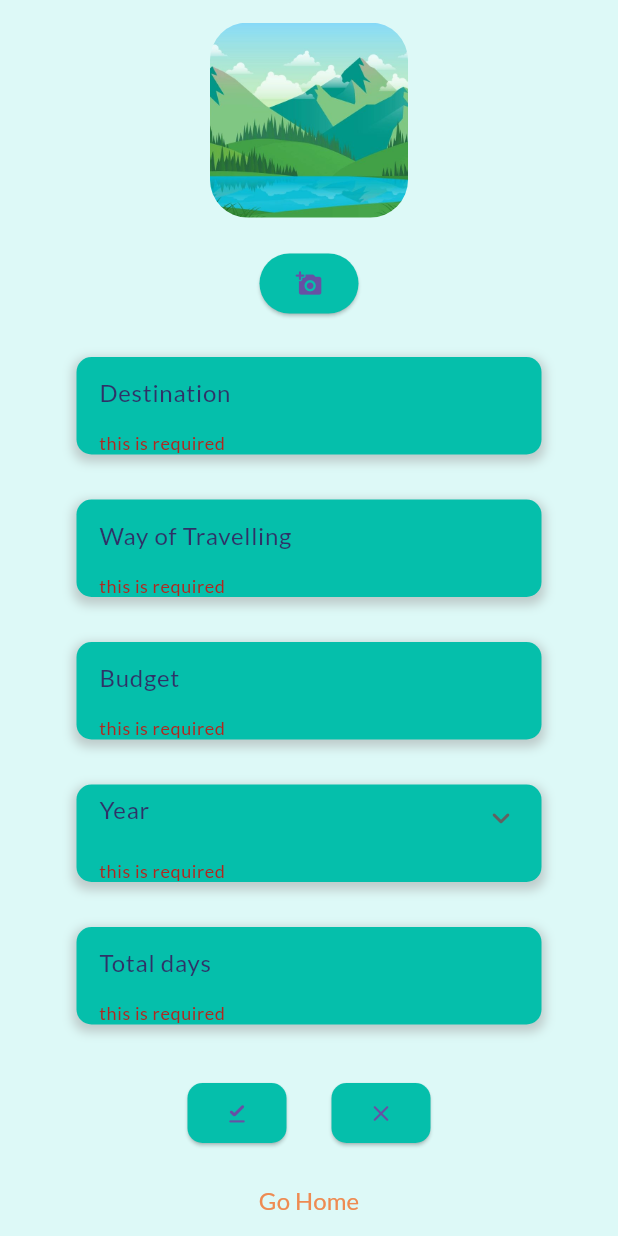
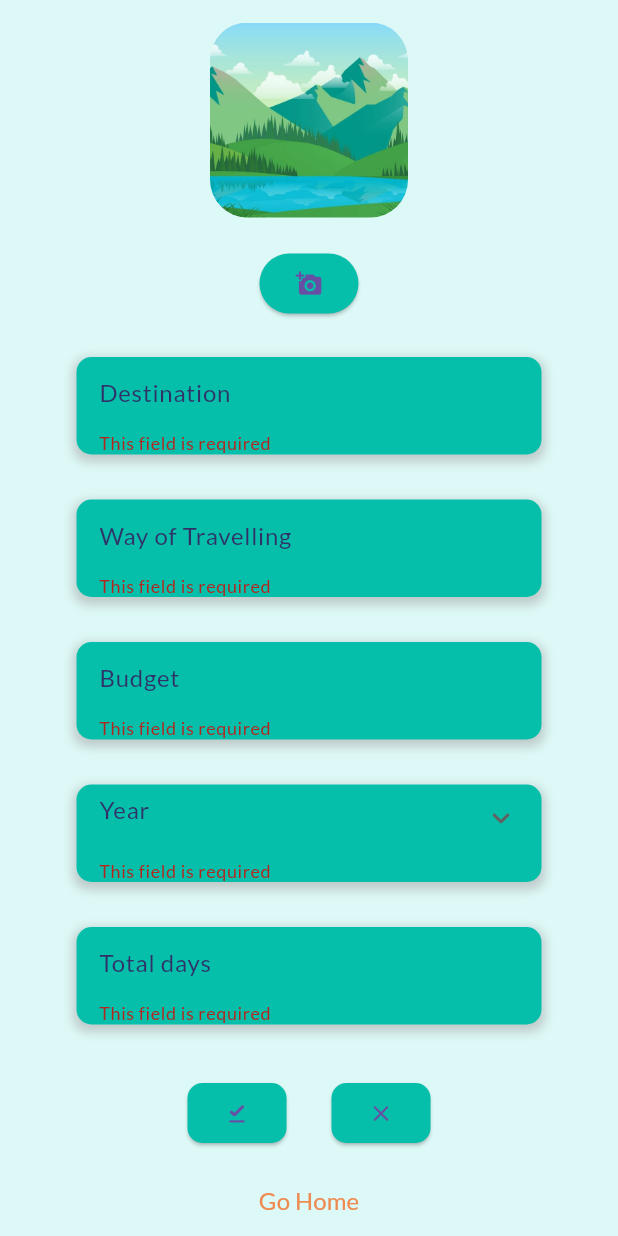
Before and after one commit to sourav-here/Voyager-Project, a Flutter app: the AddPage screen opened directly, scrolled down 40 dp, after a tap on the "download done" icon, on a phone screen of 412 x 824 dp. Run offline on Flutter 3.47's test engine with Material 3 defaults, Android fonts, the phone set to English and light mode, and no system bars; our stand-ins replace google_fonts, hive, hive_flutter, image_picker, pie_chart, shared_preferences; accounts and stored records are empty.

Commit message:
new updates

```diff
--- a/lib/view/subscreens/add_page.dart
+++ b/lib/view/subscreens/add_page.dart
@@ -9,8 +9,8 @@ import 'package:travel_app/view/subscreens/add_form.dart';
 
 class AddPage extends StatelessWidget {
   const AddPage({
-    super.key,
-  });
+    Key? key,
+  }) : super(key: key);
 
   @override
   Widget build(BuildContext context) {
@@ -25,7 +25,6 @@ class AddPage extends StatelessWidget {
             child: Column(
               children: [
                 const SizedBox(height: 55),
-
                 Container(
                   padding: const EdgeInsets.symmetric(horizontal: 140),
                   width: double.infinity,
@@ -54,7 +53,6 @@ class AddPage extends StatelessWidget {
                           ),
                         ),
                 ),
-
                 const SizedBox(height: 20),
                 ElevatedButton(
                   onPressed: () {
@@ -76,33 +74,36 @@ class AddPage extends StatelessWidget {
                   keyboardtype: TextInputType.name,
                   validator: (value) {
                     if (value == null || value.isEmpty) {
-                        return 'this is required';
+                      return 'This field is required';
                     } else {
                       return null;
                     }
-                    }),
+                  },
+                ),
                 AddPageForm(
                   hintText: "Way of Travelling",
                   controller: addProvider.travellingController,
                   keyboardtype: TextInputType.name,
                   validator: (value) {
                     if (value == null || value.isEmpty) {
-                        return 'this is required';
+                      return 'This field is required';
                     } else {
                       return null;
                     }
-                    }),
+                  },
+                ),
                 AddPageForm(
                   hintText: "Budget",
                   controller: addProvider.budgetController,
                   keyboardtype: TextInputType.number,
                   validator: (value) {
                     if (value == null || value.isEmpty) {
-                        return 'this is required';
+                      return 'This field is required';
                     } else {
                       return null;
                     }
-                    }),
+                  },
+                ),
                 AddPageForm(
                   hintText: "Year",
                   controller: addProvider.startingDateController,
@@ -110,22 +111,24 @@ class AddPage extends StatelessWidget {
                   keyboardtype: TextInputType.number,
                   validator: (value) {
                     if (value == null || value.isEmpty) {
-                        return 'this is required';
+                      return 'This field is required';
                     } else {
                       return null;
                     }
-                    }),
+                  },
+                ),
                 AddPageForm(
                   hintText: "Total days",
                   controller: addProvider.daysController,
                   keyboardtype: TextInputType.number,
                   validator: (value) {
                     if (value == null || value.isEmpty) {
-                        return 'this is required';
+                      return 'This field is required';
                     } else {
                       return null;
                     }
-                    }),
+                  },
+                ),
                 const SizedBox(height: 20),
                 Row(
                   mainAxisAlignment: MainAxisAlignment.center,
@@ -151,7 +154,9 @@ class AddPage extends StatelessWidget {
                         Navigator.push(
                           context,
                           MaterialPageRoute(
-                                builder: (context) =>  AddScreen()));
+                            builder: (context) =>  AddScreen(),
+                          ),
+                        );
                       },
                       style: ElevatedButton.styleFrom(
                         textStyle: const TextStyle(
@@ -170,12 +175,16 @@ class AddPage extends StatelessWidget {
                     Navigator.push(
                       context,
                       MaterialPageRoute(
-                            builder: (context) => const HomeScreen()));
+                        builder: (context) => const HomeScreen(),
+                      ),
+                    );
                   },
                   child: const Text(
                     "Go Home",
                     style: TextStyle(
-                        color: Color.fromARGB(255, 238, 139, 82), fontSize: 16),
+                      color: Color.fromARGB(255, 238, 139, 82),
+                      fontSize: 16,
+                    ),
                   ),
                 ),
               ],
@@ -193,13 +202,13 @@ class AddPage extends StatelessWidget {
     final budget = addProvider.budgetController.text.trim();
     final date = addProvider.startingDateController.text.trim();
     final totalDay = addProvider.daysController.text.trim();
-    final image = addProvider.pickedImage!.path;
+    final image = addProvider.pickedImage != null ? addProvider.pickedImage!.path : '';
+
     if (destination.isEmpty ||
         wayofTravel.isEmpty ||
         budget.isEmpty ||
         date.isEmpty ||
-        totalDay.isEmpty ||
-        image.isEmpty) {
+        totalDay.isEmpty) {
       return;
     }
 
@@ -220,7 +229,6 @@ class AddPage extends StatelessWidget {
     );
 
     await TripOperations.addTrip(trip);
-    // ignore: use_build_context_synchronously
     Navigator.pop(context);
   }
 }
--- a/lib/view/subscreens/article_page.dart
+++ b/lib/view/subscreens/article_page.dart
@@ -27,7 +27,7 @@ class _ArticlePageState extends State<ArticlePage> {
     @override
   void initState() {
     super.initState();
-    tripBox = Hive.box<TripModel>('tripBox');
+    // tripBox = Hive.box<TripModel>('tripBox');
   }
 
   @override
```
Also changed, not shown: lib/view/screens/details_screen.dart (+19 -16 lines). Lines whose indentation alone changed are shown as unchanged.
